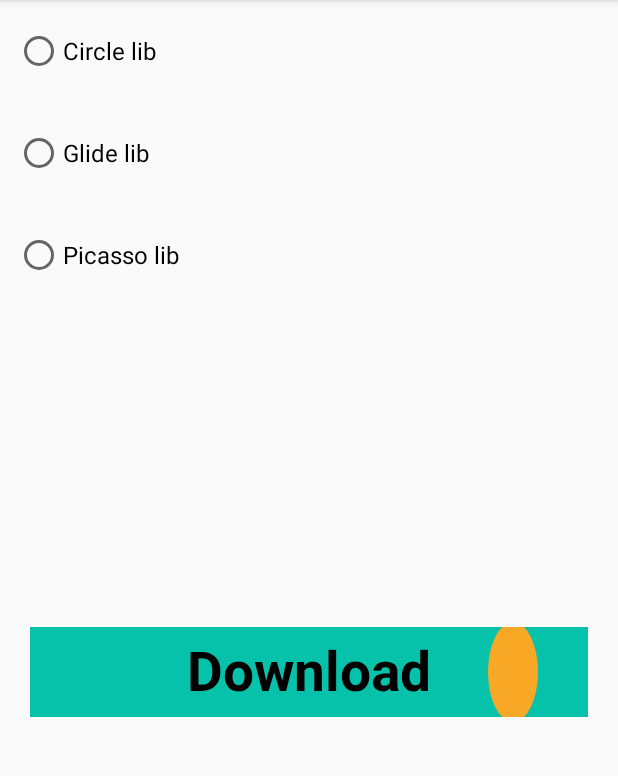
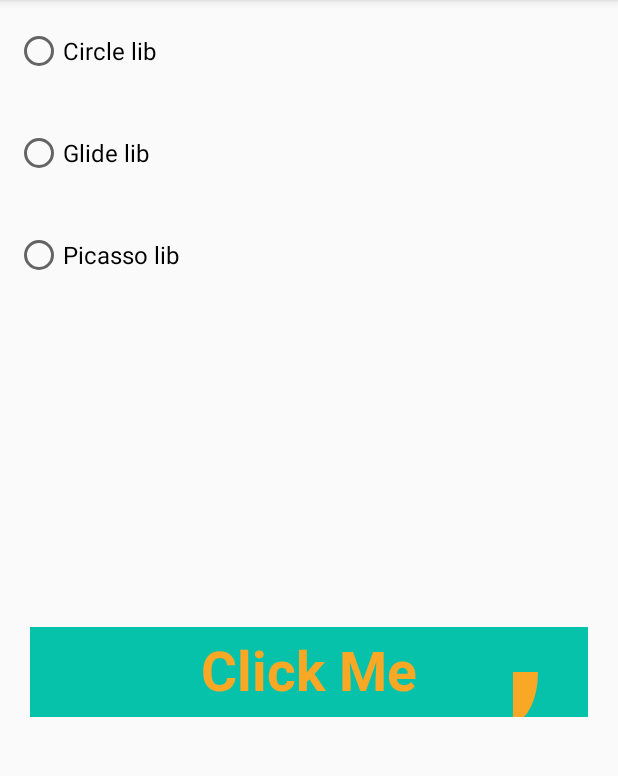
Before and after one commit to AbdoAlAhmed/Design-button, an Android app: the screen it shows after launch (MainActivity), on a phone screen of 412 x 824 dp, the part 84-860 px from its top. Run offline under Robolectric (Android 15) with nearby library versions, the phone set to English and light mode, and no system bars; our stand-ins replace CircleImageView; pictures from the network do not load.

```diff
--- a/app/src/main/java/com/udacity/LoadingButton.kt
+++ b/app/src/main/java/com/udacity/LoadingButton.kt
@@ -24,21 +24,26 @@ class LoadingButton @JvmOverloads constructor(
     private val valueAnimator = ValueAnimator()
     private var backgroundColour: Int = 0
     private var foregroundColor: Int = 0
+    private var buttonText: String = "Click Me"
+    private var buttonState: ButtonState by Delegates.observable<ButtonState>(ButtonState.Completed) { p, old, new ->
+        when (new) {
+            ButtonState.Clicked -> {
+                buttonText = "Downloading..."
+                animateButton()
+            }
+            ButtonState.Loading -> {
+                buttonText = "Loading..."
+                valueAnimator.cancel()
+            }
+            ButtonState.Completed -> {
+                buttonText = "Complete"
+                valueAnimator.cancel()
+            }
+        }
+        invalidate()
+    }
 
 
-    var buttonState: ButtonState by Delegates.observable<ButtonState>(ButtonState.Completed) { p, old, new ->
-        when (new) {
-            ButtonState.Clicked -> {
-                animateCircle()
-            }
-            ButtonState.Loading -> {
-            }
-            ButtonState.Completed -> {
-                valueAnimator.end()
-            }
-
-        }
-    }
 
 
     private val paint = Paint(Paint.ANTI_ALIAS_FLAG).apply {
@@ -53,10 +58,11 @@ class LoadingButton @JvmOverloads constructor(
 
     init {
         isClickable = true
-        val a = context.obtainStyledAttributes(attrs, R.styleable.LoadingButton, defStyleAttr, 0)
-        backgroundColour = a.getColor(R.styleable.LoadingButton_backgroundColor, 0)
-        foregroundColor = a.getColor(R.styleable.LoadingButton_foregroundColor, 0)
-        a.recycle()
+           context.withStyledAttributes(attrs, R.styleable.LoadingButton) {
+                backgroundColour = getColor(R.styleable.LoadingButton_backgroundColor, 0)
+                foregroundColor = getColor(R.styleable.LoadingButton_foregroundColor, 0)
+            }
+
     }
 
 
@@ -76,46 +82,37 @@ class LoadingButton @JvmOverloads constructor(
 
     }
 
-    // animate the circle to rotate around itself and the button to change color
-    private fun animateCircle() {
-        val propertyValuesHolder = PropertyValuesHolder.ofFloat("rotation", 0f, 360f)
-        valueAnimator.setValues(propertyValuesHolder)
-        valueAnimator.duration = 1000
-        valueAnimator.repeatCount = ValueAnimator.INFINITE
-        valueAnimator.interpolator = LinearInterpolator()
-        valueAnimator.addUpdateListener {
-            rotate = it.getAnimatedValue("rotation") as Float
-            invalidate()
+    private fun animateButton() {
+        valueAnimator.apply {
+            setValues(
+                PropertyValuesHolder.ofFloat("circle", 0f, 360f),
+                PropertyValuesHolder.ofFloat("button", 0f, 1f)
+            )
+            duration = 1000
+            interpolator = LinearInterpolator()
+            repeatCount = ValueAnimator.INFINITE
+            repeatMode = ValueAnimator.RESTART
+            addUpdateListener {
+                rotate = it.getAnimatedValue("circle") as Float
+                invalidate()
+            }
+            start()
         }
-        valueAnimator.start()
     }
-
 
     override fun onDraw(canvas: Canvas?) {
         super.onDraw(canvas)
-
-        paint.color = ResourcesCompat.getColor(resources, R.color.colorPrimary, null)
-        canvas?.drawRect(0f, 0f, widthSize.toFloat(), heightSize.toFloat(), paint)
-
-        // Draw the text
-        paint.color = ResourcesCompat.getColor(resources, R.color.black, null)
+        canvas?.drawColor(backgroundColour)
         canvas?.drawText(
-            "Download",
+            buttonText,
             widthSize / 2f,
             heightSize / 2f + (paint.descent() - paint.ascent()) / 2 - paint.descent(),
             paint
         )
-
-        // Draw the circle and rotate it
-        paint.color = ResourcesCompat.getColor(resources, R.color.colorAccent, null)
-        canvas?.save()
-        canvas?.rotate(rotate, circle.centerX(), circle.centerY())
-        canvas?.drawArc(circle, 0f, 360f, true, paint)
-        canvas?.restore()
-
-
+        canvas?.drawArc(circle, rotate, 90f, true, paint)
 
     }
+
 
 
     override fun onMeasure(widthMeasureSpec: Int, heightMeasureSpec: Int) {
```
Also changed, not shown: app/src/main/java/com/udacity/MainActivity.kt (+4 -3 lines).
